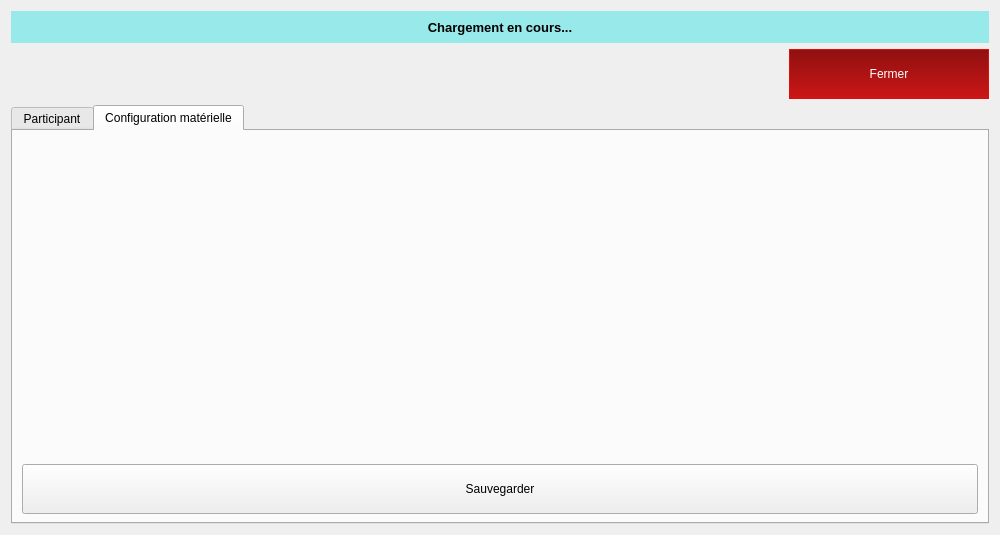
Qt form client/src/kit/KitConfigDialog.ui (introlab/openteraplus) before a commit.
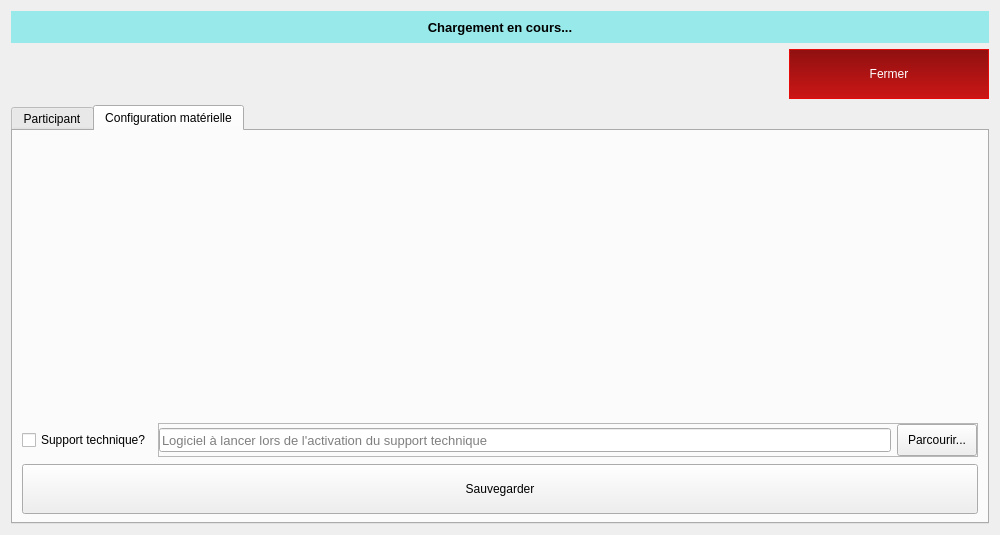
The same form after that commit. Icons and pictures are not drawn. Custom widgets are drawn as their Qt base class.

Commit message: Refs #51. Added technical support button.

```diff
--- a/client/src/kit/KitConfigDialog.ui
+++ b/client/src/kit/KitConfigDialog.ui
@@ -455,6 +455,88 @@
          </property>
         </widget>
        </item>
+       <item>
+        <layout class="QHBoxLayout" name="horizontalLayout_3">
+         <item>
+          <widget class="QCheckBox" name="chkTechSup">
+           <property name="cursor">
+            <cursorShape>PointingHandCursor</cursorShape>
+           </property>
+           <property name="text">
+            <string>Support technique?</string>
+           </property>
+          </widget>
+         </item>
+         <item>
+          <widget class="QFrame" name="frameTechSup">
+           <property name="frameShape">
+            <enum>QFrame::StyledPanel</enum>
+           </property>
+           <property name="frameShadow">
+            <enum>QFrame::Raised</enum>
+           </property>
+           <layout class="QHBoxLayout" name="horizontalLayout_4">
+            <property name="leftMargin">
+             <number>0</number>
+            </property>
+            <property name="topMargin">
+             <number>0</number>
+            </property>
+            <property name="rightMargin">
+             <number>0</number>
+            </property>
+            <property name="bottomMargin">
+             <number>0</number>
+            </property>
+            <item>
+             <widget class="QLineEdit" name="txtTechSup">
+              <property name="minimumSize">
+               <size>
+                <width>0</width>
+                <height>24</height>
+               </size>
+              </property>
+              <property name="font">
+               <font>
+                <pointsize>10</pointsize>
+               </font>
+              </property>
+              <property name="placeholderText">
+               <string>Logiciel à lancer lors de l'activation du support technique</string>
+              </property>
+             </widget>
+            </item>
+            <item>
+             <widget class="QPushButton" name="btnTechSup">
+              <property name="minimumSize">
+               <size>
+                <width>0</width>
+                <height>32</height>
+               </size>
+              </property>
+              <property name="cursor">
+               <cursorShape>PointingHandCursor</cursorShape>
+              </property>
+              <property name="text">
+               <string>Parcourir...</string>
+              </property>
+              <property name="icon">
+               <iconset resource="../../resources/TeraClient.qrc">
+                <normaloff>:/icons/search.png</normaloff>:/icons/search.png</iconset>
+              </property>
+              <property name="iconSize">
+               <size>
+                <width>24</width>
+                <height>24</height>
+               </size>
+              </property>
+             </widget>
+            </item>
+           </layout>
+          </widget>
+         </item>
+        </layout>
+       </item>
        <item>
         <widget class="QPushButton" name="btnSaveConfig">
          <property name="minimumSize">
```
The commit also changes 13 other files.
